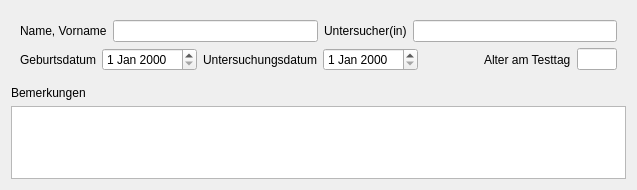
First picture: the form in source/MetaData/MetaDataWidget.ui, repository mandlm/ESGRAF48, before the edit.
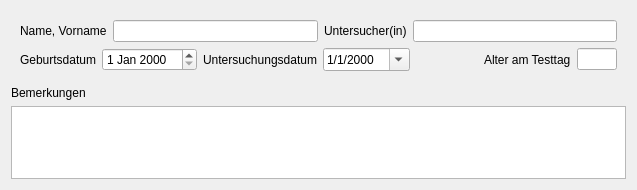
Second picture: the form after the edit.

Commit message: connected date-edits to updates

```diff
--- a/source/MetaData/MetaDataWidget.ui
+++ b/source/MetaData/MetaDataWidget.ui
@@ -61,7 +61,14 @@
          </widget>
         </item>
         <item>
-         <widget class="QDateEdit" name="dateOfTestDateEdit"/>
+         <widget class="QDateEdit" name="dateOfTestDateEdit">
+          <property name="displayFormat">
+           <string>M/d/yyyy</string>
+          </property>
+          <property name="calendarPopup">
+           <bool>true</bool>
+          </property>
+         </widget>
         </item>
         <item>
          <spacer name="horizontalSpacer">
```
The commit also changes 2 other files.
